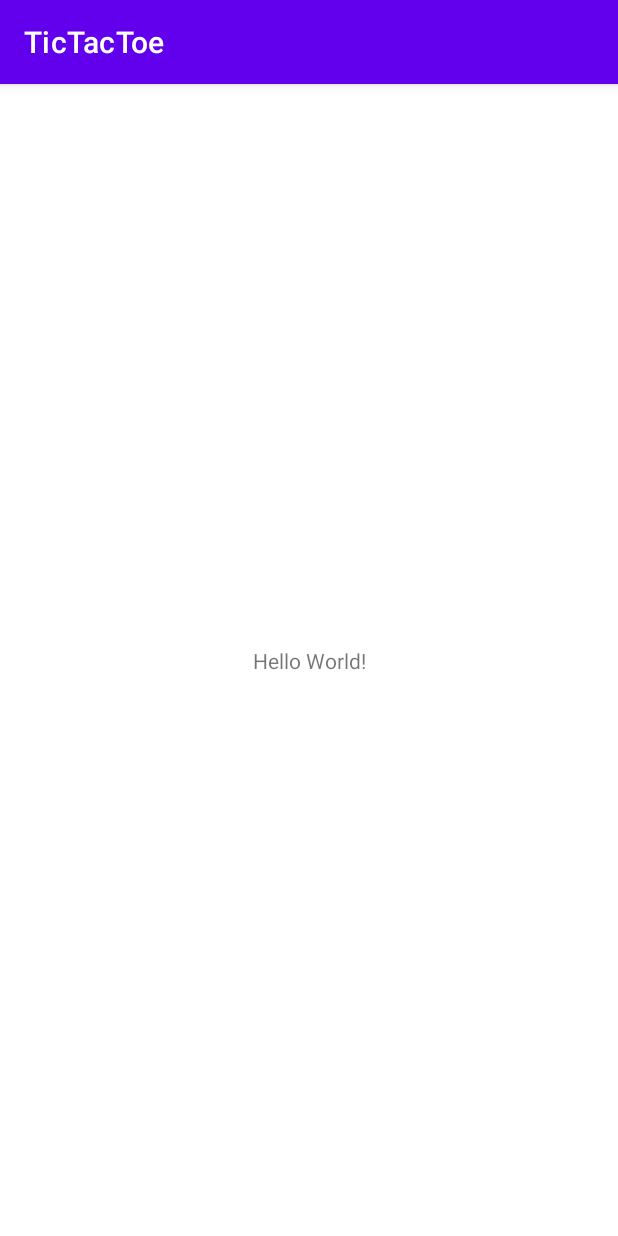
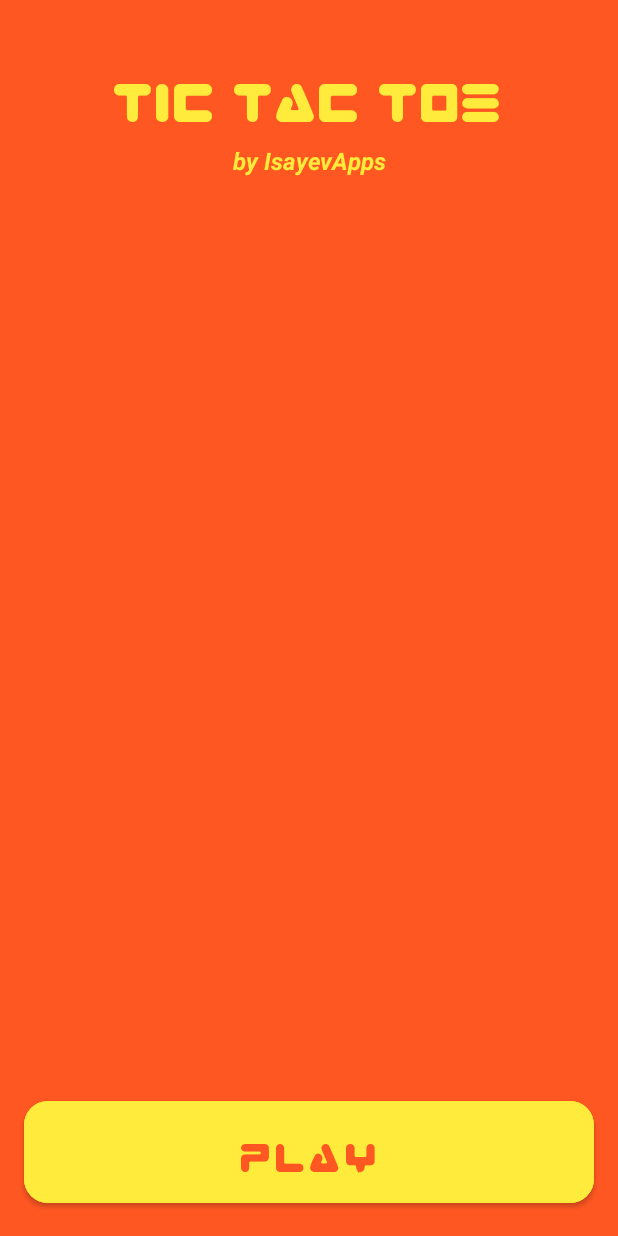
Before and after one commit to lnr0208/TicTacToe, an Android app: the screen it shows after launch (MainActivity), on a phone screen of 412 x 824 dp. Run offline under Robolectric (Android 15) with nearby library versions, the phone set to English and light mode, and no system bars.

Commit message:
2 screens are done

```diff
--- a/app/src/main/AndroidManifest.xml
+++ b/app/src/main/AndroidManifest.xml
@@ -10,6 +10,12 @@
         android:supportsRtl="true"
         android:theme="@style/Theme.TicTacToe">
         <activity
+            android:name=".GameBoardActivity"
+            android:exported="false" />
+        <activity
+            android:name=".PlayerSetupActivity"
+            android:exported="false" />
+        <activity
             android:name=".MainActivity"
             android:exported="true">
             <intent-filter>
--- a/app/src/main/java/com/isayevapps/tictactoe/MainActivity.kt
+++ b/app/src/main/java/com/isayevapps/tictactoe/MainActivity.kt
@@ -1,11 +1,19 @@
 package com.isayevapps.tictactoe
 
+import android.content.Intent
 import androidx.appcompat.app.AppCompatActivity
 import android.os.Bundle
+import android.widget.Button
 
 class MainActivity : AppCompatActivity() {
     override fun onCreate(savedInstanceState: Bundle?) {
         super.onCreate(savedInstanceState)
-        setContentView(R.layout.activity_main)
+        setContentView(R.layout.home_screen)
+
+        val playButton = findViewById<Button>(R.id.playButton)
+        playButton.setOnClickListener{
+            val intent = Intent(this, PlayerSetupActivity::class.java)
+            startActivity(intent)
+        }
     }
 }
--- a/app/src/main/res/layout/activity_main.xml
+++ b/app/src/main/res/layout/activity_game_board.xml
@@ -4,15 +4,6 @@
     xmlns:tools="http://schemas.android.com/tools"
     android:layout_width="match_parent"
     android:layout_height="match_parent"
-    tools:context=".MainActivity">
-
-    <TextView
-        android:layout_width="wrap_content"
-        android:layout_height="wrap_content"
-        android:text="Hello World!"
-        app:layout_constraintBottom_toBottomOf="parent"
-        app:layout_constraintLeft_toLeftOf="parent"
-        app:layout_constraintRight_toRightOf="parent"
-        app:layout_constraintTop_toTopOf="parent" />
+    tools:context=".GameBoardActivity">
 
 </androidx.constraintlayout.widget.ConstraintLayout>
--- /dev/null
+++ b/app/src/main/res/layout/home_screen.xml
@@ -0,0 +1,47 @@
+<?xml version="1.0" encoding="utf-8"?>
+<androidx.constraintlayout.widget.ConstraintLayout xmlns:android="http://schemas.android.com/apk/res/android"
+    xmlns:app="http://schemas.android.com/apk/res-auto"
+    xmlns:tools="http://schemas.android.com/tools"
+    android:background="@color/secondary_color"
+    android:layout_width="match_parent"
+    android:layout_height="match_parent"
+    tools:context=".MainActivity">
+
+    <TextView
+        android:id="@+id/title"
+        android:layout_width="wrap_content"
+        android:layout_height="wrap_content"
+        android:text="@string/home_title"
+        android:textAppearance="@style/TextAppearance.Title"
+        android:layout_marginTop="40dp"
+        app:layout_constraintLeft_toLeftOf="parent"
+        app:layout_constraintRight_toRightOf="parent"
+        app:layout_constraintTop_toTopOf="parent" />
+
+    <TextView
+        android:id="@+id/creator"
+        android:layout_width="wrap_content"
+        android:layout_height="wrap_content"
+        android:layout_marginTop="8dp"
+        android:textSize="16sp"
+        android:textStyle="bold|italic"
+        android:textColor="@color/main_color"
+        android:text="@string/by_creator"
+        app:layout_constraintEnd_toEndOf="@id/title"
+        app:layout_constraintStart_toStartOf="@id/title"
+        app:layout_constraintTop_toBottomOf="@id/title" />
+
+    <com.google.android.material.button.MaterialButton
+        android:id="@+id/playButton"
+        android:layout_width="0dp"
+        android:layout_height="wrap_content"
+        android:layout_marginStart="16dp"
+        android:layout_marginEnd="16dp"
+        android:layout_marginBottom="16dp"
+        style="@style/Button.Style"
+        android:text="@string/play_text"
+        app:layout_constraintBottom_toBottomOf="parent"
+        app:layout_constraintEnd_toEndOf="parent"
+        app:layout_constraintStart_toStartOf="parent" />
+
+</androidx.constraintlayout.widget.ConstraintLayout>
--- a/app/src/main/res/values/colors.xml
+++ b/app/src/main/res/values/colors.xml
@@ -1,5 +1,5 @@
 <?xml version="1.0" encoding="utf-8"?>
-<resources>
+<resources xmlns:tools="http://schemas.android.com/tools">
     <color name="purple_200">#FFBB86FC</color>
     <color name="purple_500">#FF6200EE</color>
     <color name="purple_700">#FF3700B3</color>
@@ -7,4 +7,9 @@
     <color name="teal_700">#FF018786</color>
     <color name="black">#FF000000</color>
     <color name="white">#FFFFFFFF</color>
+    <color name="main_color">#FFEB3B</color>
+    <color name="secondary_color">#FF5722</color>
+    <color name="mtrl_textinput_default_box_stroke_color"
+        tools:override="true">@color/main_color</color>
+    <color name="hintColor">#CFC35A</color>
 </resources>
--- a/app/src/main/res/values/strings.xml
+++ b/app/src/main/res/values/strings.xml
@@ -1,3 +1,11 @@
 <resources>
     <string name="app_name">TicTacToe</string>
+    <string name="home_title">Tic Tac Toe</string>
+    <string name="by_creator">by IsayevApps</string>
+    <string name="play_text">Play</string>
+    <string name="start_text">Start</string>
+    <string name="player1NameHint">1st Player name</string>
+    <string name="player2NameHint">2nd Player name</string>
+    <string name="home_text">Home</string>
+    <string name="enter_names">Enter names:</string>
 </resources>
--- a/app/src/main/res/values/themes.xml
+++ b/app/src/main/res/values/themes.xml
@@ -1,9 +1,9 @@
 <resources xmlns:tools="http://schemas.android.com/tools">
     <!-- Base application theme. -->
-    <style name="Theme.TicTacToe" parent="Theme.MaterialComponents.DayNight.DarkActionBar">
+    <style name="Theme.TicTacToe" parent="Theme.MaterialComponents.DayNight.NoActionBar">
         <!-- Primary brand color. -->
         <item name="colorPrimary">@color/purple_500</item>
-        <item name="colorPrimaryVariant">@color/purple_700</item>
+        <item name="colorPrimaryVariant">@color/secondary_color</item>
         <item name="colorOnPrimary">@color/white</item>
         <!-- Secondary brand color. -->
         <item name="colorSecondary">@color/teal_200</item>
@@ -13,4 +13,27 @@
         <item name="android:statusBarColor" tools:targetApi="l">?attr/colorPrimaryVariant</item>
         <!-- Customize your theme here. -->
     </style>
+
+    <style name="TextAppearance.Title" parent="TextAppearance.AppCompat.Title">
+        <item name="android:textSize">32sp</item>
+        <item name="android:fontFamily">@font/zealotlight</item>
+        <item name="android:textColor">@color/main_color</item>
+    </style>
+
+    <style name="TextInputLayout.Style" parent="Widget.MaterialComponents.TextInputLayout.OutlinedBox">
+        <item name="boxStrokeColor">@color/main_color</item>
+        <item name="hintTextColor">@color/hintColor</item>
+        <item name="android:textColorHint">@color/hintColor</item>
+        <item name="boxStrokeWidth">2dp</item>
+    </style>
+
+    <style name="Button.Style" parent="Widget.MaterialComponents.Button">
+        <item name="android:backgroundTint">@color/main_color</item>
+        <item name="android:textSize">24sp</item>
+        <item name="cornerRadius">16dp</item>
+        <item name="android:padding">16dp</item>
+        <item name="android:textColor">@color/secondary_color</item>
+        <item name="android:fontFamily">@font/zealotlight</item>
+    </style>
+
 </resources>
```
Also changed, not shown: app/src/main/java/com/isayevapps/tictactoe/GameBoardActivity.kt (added, +11 -0 lines), app/src/main/java/com/isayevapps/tictactoe/PlayerSetupActivity.kt (added, +19 -0 lines), app/src/main/res/layout/activity_player_setup.xml (added, +84 -0 lines), app/src/main/res/font/zealotlight.ttf (added).
